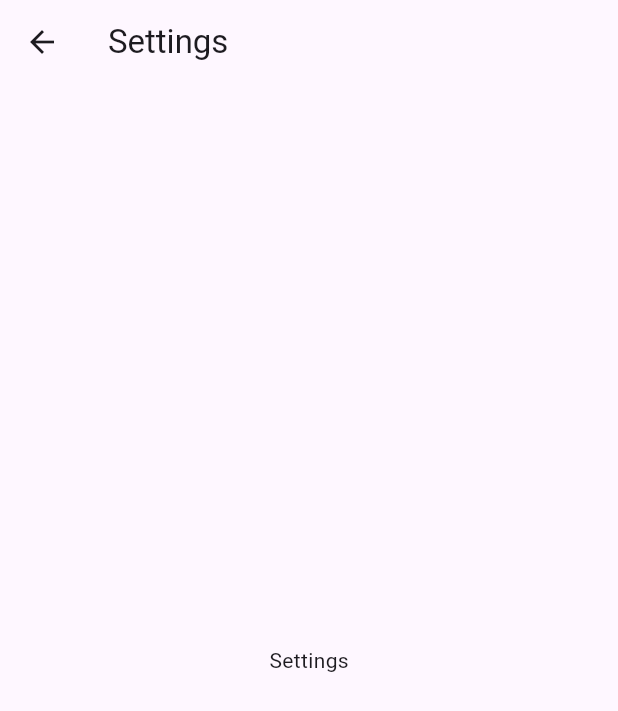
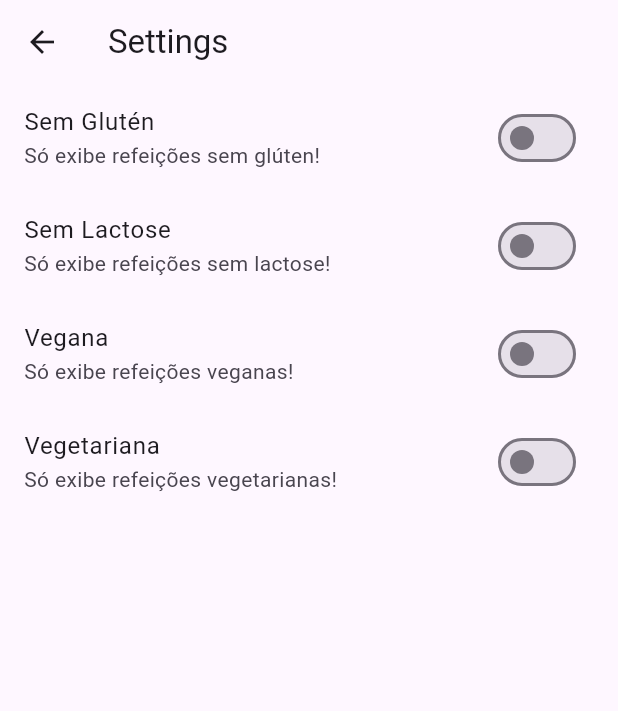
Before and after one commit to KauaHenSilva/dart_flutter_cookbook, a Flutter app: the SetttingScreen screen opened by its route, on a phone screen of 412 x 824 dp. Shown: the top 711 px of the screen. Run offline on Flutter 3.47's test engine with Material 3 defaults, Android fonts, the light colour scheme and no system bars; network calls fail.

Commit message:
Add: ConfigSettings

```diff
--- a/lib/main.dart
+++ b/lib/main.dart
@@ -1,3 +1,4 @@
+import 'package:dart_flutter_cookbooks/models/settings.dart';
 import 'package:dart_flutter_cookbooks/routes/app_routes.dart';
 import 'package:dart_flutter_cookbooks/screens/home_screen.dart';
 import 'package:dart_flutter_cookbooks/screens/meals_list_screen.dart';
@@ -6,8 +7,15 @@ import 'package:flutter/material.dart';
 
 void main() => runApp(const MyApp());
 
-class MyApp extends StatelessWidget {
+class MyApp extends StatefulWidget {
   const MyApp({super.key});
+
+  @override
+  State<MyApp> createState() => _MyAppState();
+}
+
+class _MyAppState extends State<MyApp> {
+  Settings settings = Settings();
 
   @override
   Widget build(BuildContext context) {
@@ -18,8 +26,8 @@ class MyApp extends StatelessWidget {
       darkTheme: ThemeData.dark(),
       routes: {
         AppRoutes.home: (context) => const HomeScreen(),
-        AppRoutes.settings: (context) => const SetttingScreen(),
-        AppRoutes.mealsList: (context) => const MealsListScreen(),
+        AppRoutes.settings: (context) => SetttingScreen(settings: settings),
+        AppRoutes.mealsList: (context) => MealsListScreen(settings: settings),
       },
     );
   }
--- a/lib/screens/settting_screen.dart
+++ b/lib/screens/settting_screen.dart
@@ -1,16 +1,74 @@
+import 'package:dart_flutter_cookbooks/models/settings.dart';
 import 'package:flutter/material.dart';
 
-class SetttingScreen extends StatelessWidget {
-const SetttingScreen({ Key? key }) : super(key: key);
+class SetttingScreen extends StatefulWidget {
+  final Settings settings;
+  const SetttingScreen({Key? key, required this.settings}) : super(key: key);
 
   @override
-  Widget build(BuildContext context){
+  State<SetttingScreen> createState() => _SetttingScreenState();
+}
+
+class _SetttingScreenState extends State<SetttingScreen> {
+  late Settings settings;
+
+  @override
+  void initState() {
+    super.initState();
+    settings = widget.settings;
+  }
+
+  @override
+  Widget build(BuildContext context) {
     return Scaffold(
       appBar: AppBar(
         title: const Text('Settings'),
       ),
-      body: const Center(
-        child: Text('Settings'),
+      body: SingleChildScrollView(
+        child: Column(
+          children: [
+            SwitchListTile(
+              title: const Text('Sem Glutén'),
+              subtitle: const Text('Só exibe refeições sem glúten!'),
+              value: settings.isGlutenFree,
+              onChanged: (value) {
+                setState(() {
+                  settings.isGlutenFree = value;
+                });
+              },
+            ),
+            SwitchListTile(
+              title: const Text('Sem Lactose'),
+              subtitle: const Text('Só exibe refeições sem lactose!'),
+              value: settings.isLactoseFree,
+              onChanged: (value) {
+                setState(() {
+                  settings.isLactoseFree = value;
+                });
+              },
+            ),
+            SwitchListTile(
+              title: const Text('Vegana'),
+              subtitle: const Text('Só exibe refeições veganas!'),
+              value: settings.isVegan,
+              onChanged: (value) {
+                setState(() {
+                  settings.isVegan = value;
+                });
+              },
+            ),
+            SwitchListTile(
+              title: const Text('Vegetariana'),
+              subtitle: const Text('Só exibe refeições vegetarianas!'),
+              value: settings.isVegetarian,
+              onChanged: (value) {
+                setState(() {
+                  settings.isVegetarian = value;
+                });
+              },
+            ),
+          ],
+        ),
       ),
     );
   }
```
Also changed, not shown: lib/screens/meals_list_screen.dart (+31 -6 lines).
